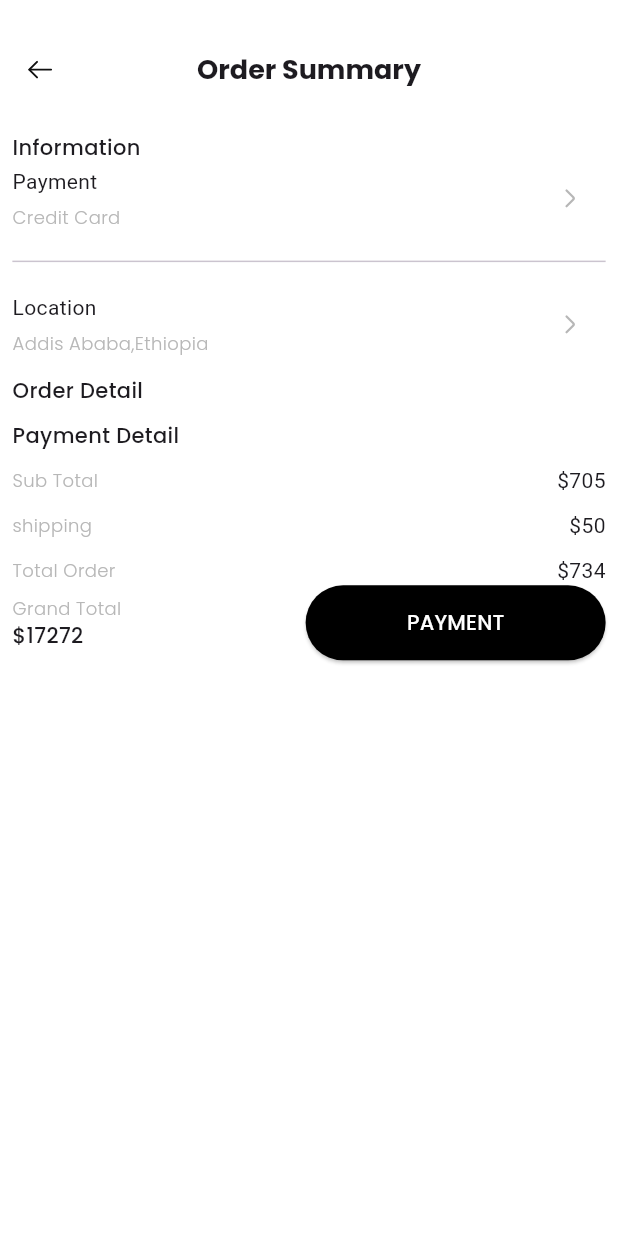
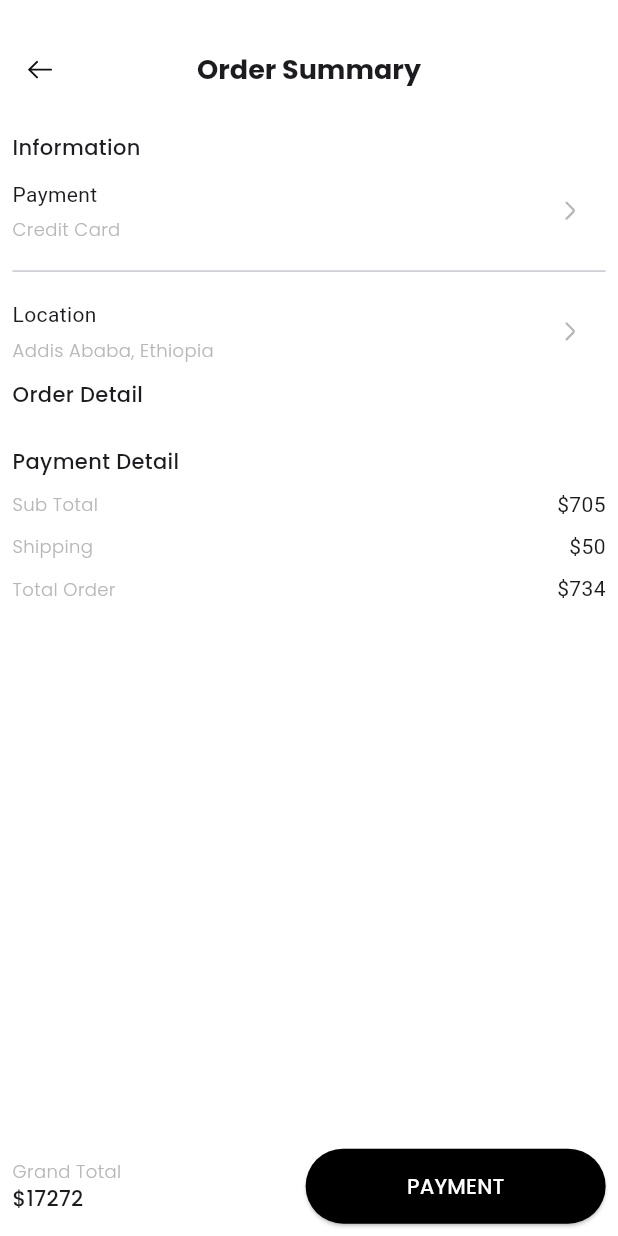
Before and after one commit to BekyH/Shoesly, a Flutter app: the OrderSummaryPage screen opened directly with empty values, on a phone screen of 412 x 824 dp. Run offline on Flutter 3.47's test engine with Material 3 defaults, Android fonts, the phone set to English and light mode, and no system bars; our stand-ins replace cached_network_image, cloud_firestore, firebase_core, flutter_bloc, flutter_rating_bar, flutter_svg and 4 more; accounts and stored records are empty; statements that could not run were skipped.

Commit message:
order summary ui

```diff
--- a/lib/features/Discover/presentation/screens/order_summary_page.dart
+++ b/lib/features/Discover/presentation/screens/order_summary_page.dart
@@ -1,6 +1,4 @@
-import 'package:flutter/cupertino.dart';
 import 'package:flutter/material.dart';
-import 'package:flutter/widgets.dart';
 import 'package:shoesly/core/constants/app_text_styles.dart';
 import 'package:shoesly/core/theme/colors.dart';
 import 'package:shoesly/core/widgets/custom_app_bar.dart';
@@ -29,9 +27,14 @@ class OrderSummaryPage extends StatelessWidget {
           Navigator.of(context).pop();
         },
       ),
-        body: Padding(
+      body: Column(
+        children: [
+          Expanded(
+            child: Padding(
               padding: EdgeInsets.symmetric(
-              horizontal: screenWidth * 0.02, vertical: screenHeight * 0.01),
+                horizontal: screenWidth * 0.02,
+                vertical: screenHeight * 0.01,
+              ),
               child: SingleChildScrollView(
                 child: Column(
                   crossAxisAlignment: CrossAxisAlignment.start,
@@ -41,67 +44,86 @@ class OrderSummaryPage extends StatelessWidget {
                       style: bodyMediumTextStyle,
                     ),
                     SizedBox(
-                  width: 10,
+                      height: screenHeight * 0.01,
                     ),
                     SelectionWidget(title: 'Payment', subtitle: 'Credit Card'),
                     SizedBox(
-                  height: 10,
+                      height: screenHeight * 0.01,
                     ),
                     Divider(),
                     SizedBox(
-                  height: 10,
+                      height: screenHeight * 0.01,
                     ),
                     SelectionWidget(
-                    title: 'Location', subtitle: 'Addis Ababa,Ethiopia'),
+                      title: 'Location',
+                      subtitle: 'Addis Ababa, Ethiopia',
+                    ),
                     SizedBox(
-                  height: 10,
+                      height: screenHeight * 0.01,
                     ),
                     Text(
                       "Order Detail",
                       style: bodyMediumTextStyle,
                     ),
-               SingleChildScrollView(
-
-                child:  ListView.separated(
-                  physics: NeverScrollableScrollPhysics(),
+                    SizedBox(
+                      height: screenHeight * 0.01,
+                    ),
+                    ListView.separated(
+                      physics: const NeverScrollableScrollPhysics(),
                       shrinkWrap: true,
                       itemBuilder: (context, index) {
                         return OrderTile(cartItem: items[index]);
                       },
                       separatorBuilder: (context, index) {
                         return SizedBox(
-                        height: 20,
+                          height: screenHeight * 0.015,
                         );
                       },
-                    itemCount: items.length),),
+                      itemCount: items.length,
+                    ),
                     SizedBox(
-                  height: 10,
+                      height: screenHeight * 0.02,
                     ),
                     Text(
                       'Payment Detail',
                       style: bodyMediumTextStyle,
                     ),
                     SizedBox(
-                  height: 10,
+                      height: screenHeight * 0.01,
                     ),
                     PaymentTile(title: "Sub Total", price: "705"),
                     SizedBox(
-                  height: 10,
+                      height: screenHeight * 0.01,
                     ),
-                PaymentTile(title: "shipping", price: "50"),
+                    PaymentTile(title: "Shipping", price: "50"),
                     SizedBox(
-                  height: 10,
+                      height: screenHeight * 0.01,
                     ),
                     PaymentTile(title: "Total Order", price: "734"),
-                Row(
+                  ],
+                ),
+              ),
+            ),
+          ),
+          Container(
+            padding: EdgeInsets.symmetric(
+              horizontal: screenWidth * 0.02,
+              vertical: screenHeight * 0.01,
+            ),
+            color: AppColors.whiteColor,
+            child: Row(
               children: [
                 Column(
                   crossAxisAlignment: CrossAxisAlignment.start,
                   children: [
-                Text('Grand Total',
-                    style:
-                        bodySmallTextStyle.copyWith(color: AppColors.tabColor)),
-                Text('\$17272', style: bodyMediumTextStyle),
+                    Text(
+                      'Grand Total',
+                      style: bodySmallTextStyle.copyWith(color: AppColors.tabColor),
+                    ),
+                    Text(
+                      '\$17272',
+                      style: bodyMediumTextStyle,
+                    ),
                   ],
                 ),
                 const Spacer(),
@@ -110,13 +132,11 @@ class OrderSummaryPage extends StatelessWidget {
                   onPressed: () {},
                   textColor: AppColors.whiteColor,
                   color: AppColors.blackColor,
-            )
+                ),
               ],
-        )
-              ],
-
             ),
           ),
+        ],
       ),
     );
   }
--- a/lib/features/Discover/presentation/widgets/shoe_card.dart
+++ b/lib/features/Discover/presentation/widgets/shoe_card.dart
@@ -3,6 +3,7 @@ import 'package:flutter/material.dart';
 import 'package:flutter_svg/flutter_svg.dart';
 import 'package:shimmer/shimmer.dart';
 import 'package:shoesly/core/constants/app_text_styles.dart';
+import 'package:shoesly/core/theme/colors.dart';
 import 'package:shoesly/features/Discover/data/models/shoe.dart';
 
 class ShoeCard extends StatelessWidget {
@@ -25,6 +26,7 @@ class ShoeCard extends StatelessWidget {
           shape: RoundedRectangleBorder(
             borderRadius: BorderRadius.circular(20),
           ),
+        color: AppColors.tabColor,
           elevation: 4,
           child: Padding(
             padding: EdgeInsets.symmetric(horizontal: screenWidth * 0.02, vertical: screenHeight * 0.01),
```
Lines whose indentation alone changed are shown as unchanged.
